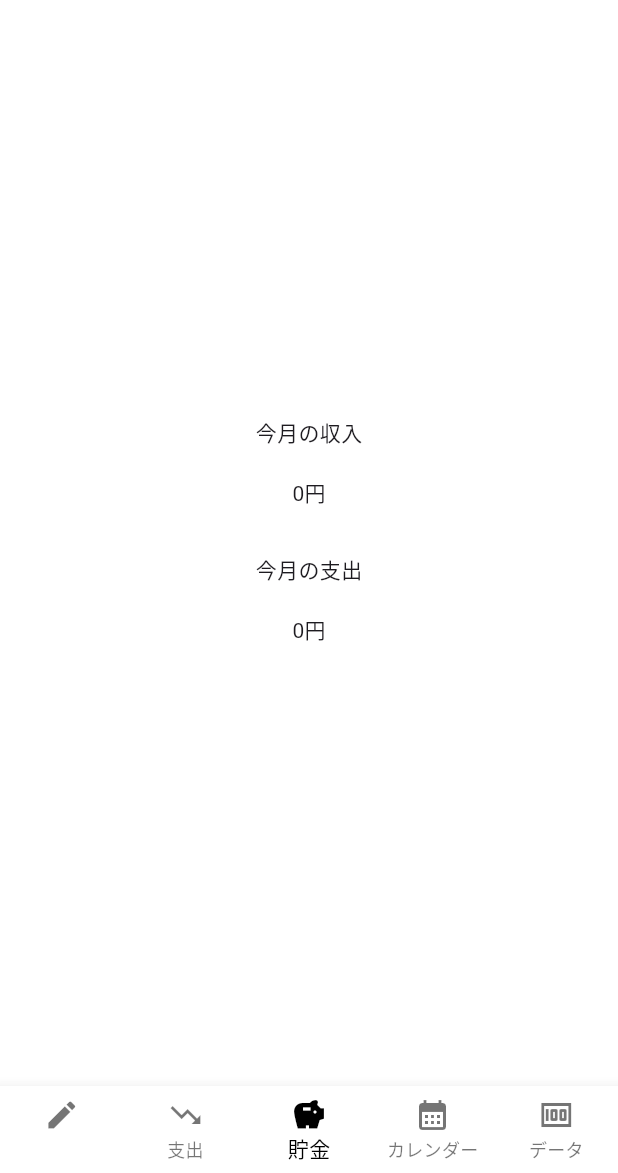
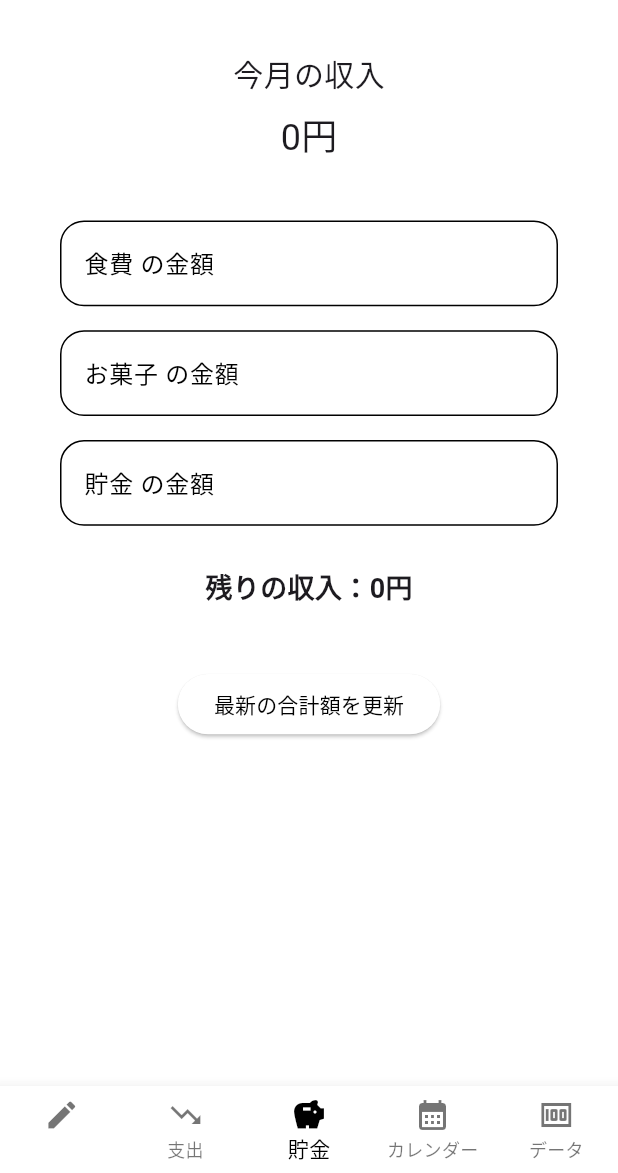
Before and after one commit to riko-1732/pokemoney, a Flutter app: the screen it shows after launch, item 3 of the bottom bar chosen, on a phone screen of 412 x 824 dp, the part 63-1236 px from its top. Run offline on Flutter 3.47's test engine with Material 3 defaults, Android fonts, the light colour scheme and no system bars; our stand-ins replace google_fonts, sqflite, table_calendar; accounts and stored records are empty.

Commit message:
add saving system

```diff
--- a/lib/src/database/database_helper.dart
+++ b/lib/src/database/database_helper.dart
@@ -94,7 +94,7 @@ class DatabaseHelper {
     return total ?? 0;
   }
 
-  Future<int> queryTotalExpense() async {
+  Future<int> queryTotalPayment() async {
     final db = await database;
     final List<Map<String, dynamic>> result = await db.rawQuery(
       'SELECT SUM(amount) AS total FROM payment',
--- a/lib/src/screens/payment.dart
+++ b/lib/src/screens/payment.dart
@@ -94,6 +94,12 @@ class _PaymentPageState extends State<PaymentPage> {
           children: <Widget>[
             const Text('支出を入力'),
             TextField(
+              decoration: InputDecoration(
+                prefixIcon: const Icon(Icons.edit),
+                border: OutlineInputBorder(
+                  borderRadius: BorderRadius.circular(32),
+                ),
+              ),
               controller: _moneyController,
               keyboardType: TextInputType.number,
               inputFormatters: [FilteringTextInputFormatter.digitsOnly],
--- a/lib/src/screens/saving.dart
+++ b/lib/src/screens/saving.dart
@@ -16,6 +16,9 @@ class _SavingPageState extends State<SavingPage> {
   int totalIncome = 0;
   int totalPayment = 0;
 
+  // 追加①：カテゴリごとの割り当て金額
+  Map<String, int> categoryAllocations = {"食費": 0, "お菓子": 0, "貯金": 0};
+
   @override
   void initState() {
     super.initState();
@@ -24,11 +27,18 @@ class _SavingPageState extends State<SavingPage> {
 
   Future<void> _loadAllTotals() async {
     final income = await dbHelper.queryTotalIncome();
-    final expense = await dbHelper.queryTotalExpense();
+    final payment = await dbHelper.queryTotalPayment();
+    if (!mounted) return;
     setState(() {
       totalIncome = income;
-      totalPayment = expense;
+      totalPayment = payment;
     });
+  }
+
+  // 追加②：残り金額を計算
+  int get remainingIncome {
+    int used = categoryAllocations.values.fold(0, (sum, val) => sum + val);
+    return totalIncome - used;
   }
 
   @override
@@ -38,19 +48,62 @@ class _SavingPageState extends State<SavingPage> {
         backgroundColor: Theme.of(context).colorScheme.inversePrimary,
         title: Text('pokemoney'),
       ),
-      body: Center(
+      body: SingleChildScrollView(
+        child: Center(
           child: Column(
             mainAxisAlignment: MainAxisAlignment.center,
             children: <Widget>[
-            const Text('今月の収入'),
               const SizedBox(height: 20),
-            Text('${totalIncome.toString()}円'),
+              const Text('今月の収入', style: TextStyle(fontSize: 20)),
+              const SizedBox(height: 10),
+              Text(
+                '${totalIncome.toString()}円',
+                style: const TextStyle(fontSize: 24),
+              ),
               const SizedBox(height: 30),
-            const Text('今月の支出'),
+
+              // 追加③：カテゴリ入力欄
+              for (final entry in categoryAllocations.entries)
+                Padding(
+                  padding: const EdgeInsets.symmetric(
+                    vertical: 8.0,
+                    horizontal: 40,
+                  ),
+                  child: TextField(
+                    decoration: InputDecoration(
+                      labelText: '${entry.key} の金額',
+                      suffixText: '円',
+                      border: OutlineInputBorder(
+                        borderRadius: BorderRadius.circular(16),
+                      ),
+                    ),
+                    keyboardType: TextInputType.number,
+                    inputFormatters: [FilteringTextInputFormatter.digitsOnly],
+                    onChanged: (value) {
+                      setState(() {
+                        categoryAllocations[entry.key] =
+                            int.tryParse(value) ?? 0;
+                      });
+                    },
+                  ),
+                ),
+
               const SizedBox(height: 20),
-            Text('${totalPayment.toString()}円'),
-            const SizedBox(height: 30),
+              Text(
+                '残りの収入：${remainingIncome}円',
+                style: const TextStyle(
+                  fontWeight: FontWeight.bold,
+                  fontSize: 18,
+                ),
+              ),
+              const SizedBox(height: 40),
+
+              ElevatedButton(
+                onPressed: _loadAllTotals,
+                child: const Text('最新の合計額を更新'),
+              ),
             ],
+          ),
         ),
       ),
     );
```
Also changed, not shown: lib/src/screens/income.dart (+7 -0 lines). Lines whose indentation alone changed are shown as unchanged.
